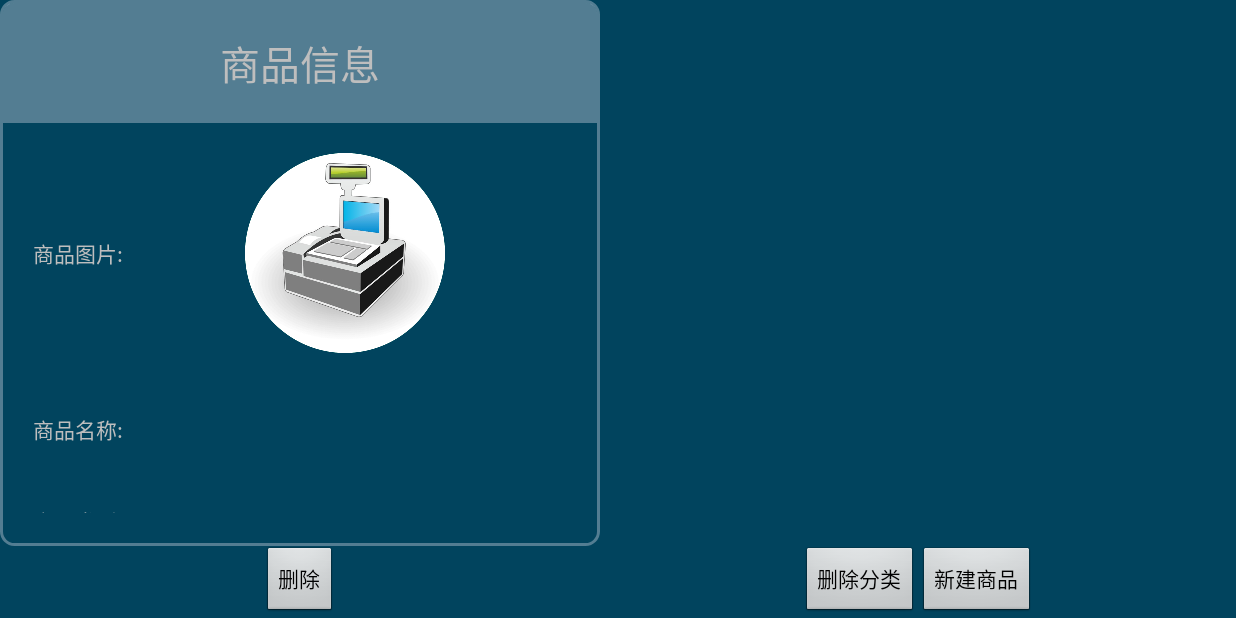
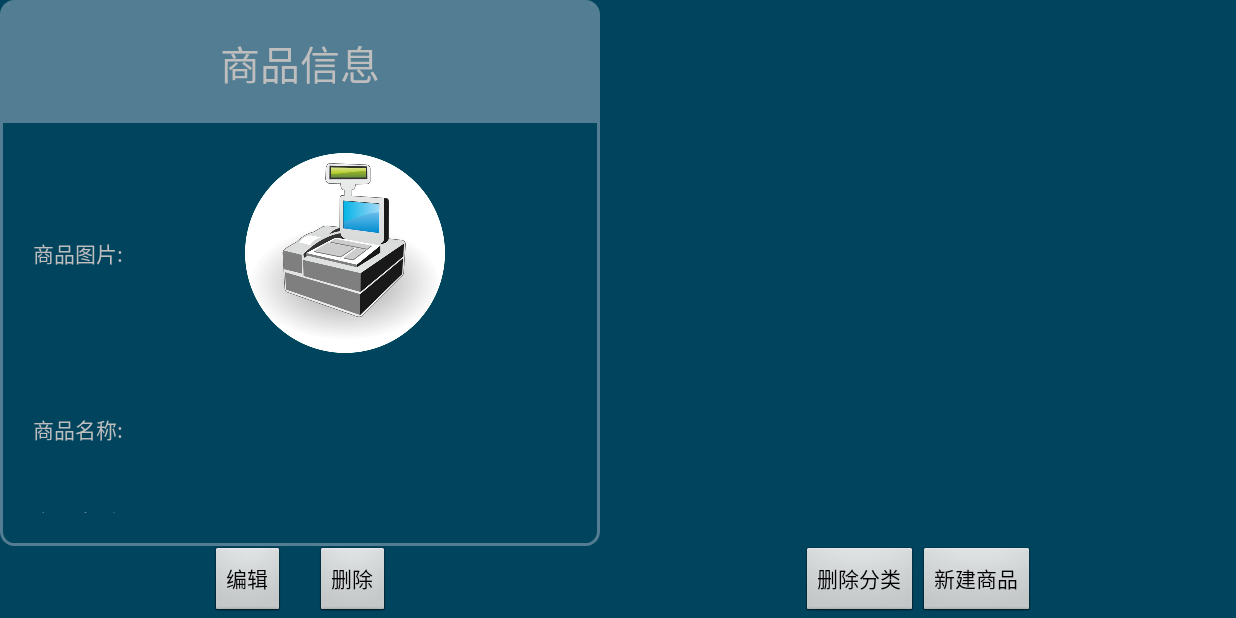
Before and after one commit to carabbit/AromaCafeCashier, an Android app: the ProductManagerActivity screen opened directly, with no data from a screen before it, on a phone screen of 824 x 412 dp (held sideways). Run offline under Robolectric (Android 15) with nearby library versions, the phone set to English and light mode, and no system bars; 1 statement that could not run was skipped.

Commit message:
商品编辑界面增加编辑按钮

```diff
--- a/app/src/main/res/layout/product_manager_fragment.xml
+++ b/app/src/main/res/layout/product_manager_fragment.xml
@@ -120,12 +120,25 @@
 
             </LinearLayout>
 
+            <LinearLayout
+                android:layout_width="match_parent"
+                android:layout_height="wrap_content"
+                android:orientation="horizontal"
+                android:gravity="center">
 
-            <Button
-                android:id="@+id/btn_delete"
-                android:layout_width="wrap_content"
-                android:layout_height="wrap_content"
-                android:text="@string/delete" />
+                <Button
+                    android:id="@+id/btn_edit"
+                    android:layout_width="wrap_content"
+                    android:layout_height="wrap_content"
+                    android:text="@string/edit" />
+
+                <Button
+                    android:layout_marginStart="30px"
+                    android:id="@+id/btn_delete"
+                    android:layout_width="wrap_content"
+                    android:layout_height="wrap_content"
+                    android:text="@string/delete" />
+            </LinearLayout>
 
         </LinearLayout>
 
--- a/app/src/main/res/values/strings.xml
+++ b/app/src/main/res/values/strings.xml
@@ -81,4 +81,5 @@
     <string name="order_status_normal">正常</string>
     <string name="order_status_delete">作废</string>
     <string name="discount">折</string>
+    <string name="choose_product">请选择商品</string>
 </resources>
```
Also changed, not shown: app/src/main/java/bunny/project/aromacafecashier/ProductManagerFragment.java (+25 -28 lines).
